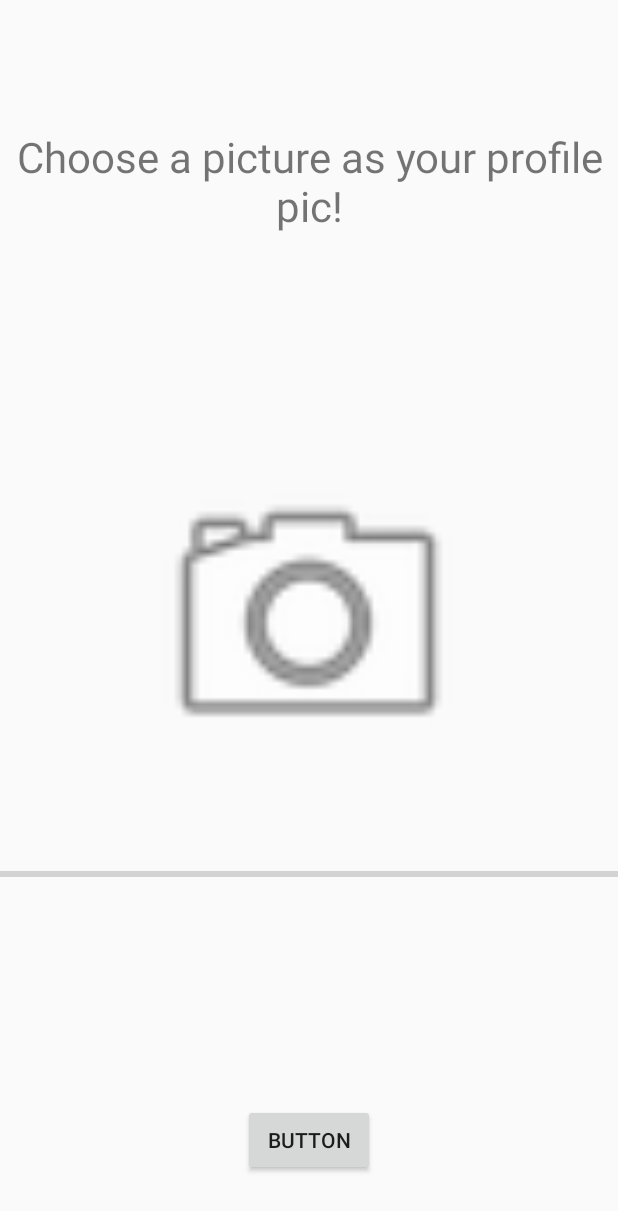
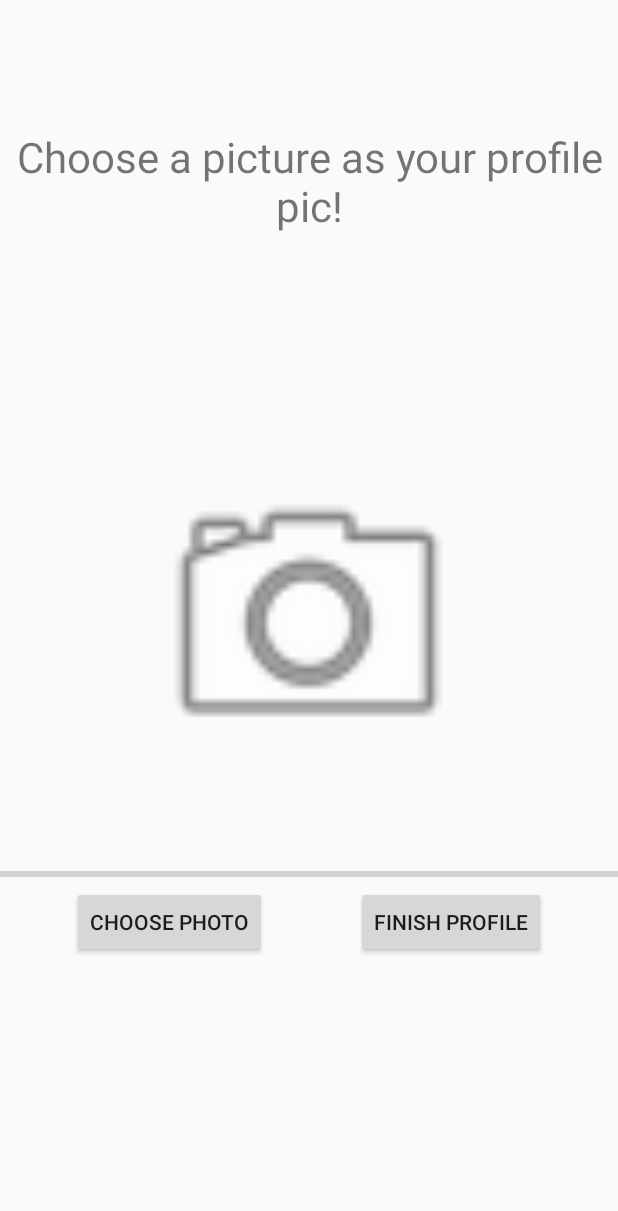
Before and after one commit to dwalee/FrontierApp, an Android app: the register_pic2 screen opened directly, with no data from a screen before it, on a phone screen of 412 x 824 dp. Shown: the top 1211 px of the screen. Run offline under Robolectric (Android 15) with nearby library versions, the phone set to English and light mode, and no system bars; our stand-ins replace Firebase (no records; nobody signed in at launch, a user with empty details on screens opened directly); Roboto replaces fonts that are not available here.

Commit message:
added button to upload image. Still no errors and images not uploaded

```diff
--- a/app/src/main/java/com/frontierapp/frontierapp/register_pic2.java
+++ b/app/src/main/java/com/frontierapp/frontierapp/register_pic2.java
@@ -1,18 +1,13 @@
 package com.frontierapp.frontierapp;
 
-import android.Manifest;
-import android.app.AlertDialog;
 import android.app.ProgressDialog;
 import android.content.ContentResolver;
 import android.content.Intent;
-import android.content.pm.PackageManager;
 import android.graphics.Bitmap;
 import android.net.Uri;
-import android.os.Build;
 import android.os.Handler;
 import android.provider.MediaStore;
 import android.support.annotation.NonNull;
-import android.support.annotation.RequiresApi;
 import android.support.v7.app.AppCompatActivity;
 import android.os.Bundle;
 import android.view.View;
@@ -34,14 +29,13 @@ import com.google.firebase.storage.OnProgressListener;
 import com.google.firebase.storage.StorageReference;
 import com.google.firebase.storage.UploadTask;
 
-import java.io.File;
 import java.io.IOException;
 import java.util.ArrayList;
 import java.util.HashMap;
 import java.util.Map;
 
 public class register_pic2 extends AppCompatActivity {
-    Button done;
+    private Button submit;
     private ImageView camera;
     private ArrayList<String> pathArray;
     private int array_Position;
@@ -56,30 +50,7 @@ public class register_pic2 extends AppCompatActivity {
     private FirebaseFirestore firebaseFireStore = FirebaseFirestore.getInstance();
     private String userID;
     private Upload imageurl;
-    private ImageView imageView;
-
-
-
-    public void getPhoto(){
-                Intent getProfilePic = new Intent(Intent.ACTION_PICK, MediaStore.Images.Media.EXTERNAL_CONTENT_URI);
-                startActivityForResult(getProfilePic, 1);
-    }
-
-
-    @Override
-    public void onRequestPermissionsResult(int requestCode, @NonNull String[] permissions, @NonNull int[] grantResults) {
-        super.onRequestPermissionsResult(requestCode, permissions, grantResults);
-
-        if (requestCode == 1){
-            if(grantResults.length == 0 && grantResults[0] == PackageManager.PERMISSION_GRANTED){
-
-                getPhoto();
-
-            }
-        }
-    }
-
-
+    private Button choose;
 
 
     @Override
@@ -87,7 +58,8 @@ public class register_pic2 extends AppCompatActivity {
         super.onCreate(savedInstanceState);
         setContentView(R.layout.activity_register_pic2);
 
-        done = (Button) findViewById(R.id.done);
+        choose = (Button) findViewById(R.id.choose);
+        submit = (Button) findViewById(R.id.submit);
         pathArray = new ArrayList<>();
         processDialog = new ProgressDialog(register_pic2.this);
         mAuth = FirebaseAuth.getInstance();
@@ -96,25 +68,26 @@ public class register_pic2 extends AppCompatActivity {
         databaseUser = FirebaseDatabase.getInstance().getReference("UserInformation");
         storageReference = FirebaseStorage.getInstance().getReference("UserImages").child("Users");
 
-        if (checkSelfPermission(Manifest.permission.READ_EXTERNAL_STORAGE) != PackageManager.PERMISSION_GRANTED) {
-
-            requestPermissions(new String[]{Manifest.permission.READ_EXTERNAL_STORAGE}, 1);
-        } else {
-            getPhoto();
-        }
-
-
-        uploadFile();
-        done.setOnClickListener(new View.OnClickListener() {
+        choose.setOnClickListener(new View.OnClickListener() {
             @Override
             public void onClick(View v) {
-                Intent welcome = new Intent(register_pic2.this, Home.class);
-                startActivity(welcome);
+                    getPhoto();
 
+            }
+        });
+
+        submit.setOnClickListener(new View.OnClickListener() {
+            @Override
+            public void onClick(View v) {
                 //Get signed in user
                 FirebaseUser user = mAuth.getCurrentUser();
                 String userId = user.getUid();
-                storageReference.child("UserImage/Users");
+                storageReference.child("UserImages/Users");
+                uploadFile();
+
+
+                Intent welcome = new Intent(register_pic2.this, Home.class);
+                startActivity(welcome);
 
 
             }
@@ -122,6 +95,14 @@ public class register_pic2 extends AppCompatActivity {
 
 
     }
+
+    private void getPhoto(){
+        Intent getProfilePic = new Intent(Intent.ACTION_PICK, MediaStore.Images.Media.EXTERNAL_CONTENT_URI);
+        startActivityForResult(getProfilePic, 1);
+    }
+
+
+
 
     @Override
     protected void onActivityResult(int requestCode, int resultCode, Intent data) {
@@ -135,10 +116,10 @@ public class register_pic2 extends AppCompatActivity {
             try {
                 Bitmap bitmap = MediaStore.Images.Media.getBitmap(this.getContentResolver(), selectedImage);
 
-                ImageView imageView = (ImageView) findViewById(R.id.imageView);
+                ImageView imageView = (ImageView) findViewById(R.id.camera);
 
                 imageView.setImageBitmap(bitmap);
-                Toast.makeText(getApplicationContext(),"Setting Image as profile picture",Toast.LENGTH_SHORT).show();
+                Toast.makeText(getApplicationContext(),"Setting selected image as profile picture",Toast.LENGTH_SHORT).show();
             } catch (IOException e) {
                 e.printStackTrace();
 
@@ -157,7 +138,7 @@ public class register_pic2 extends AppCompatActivity {
 
     private void uploadFile(){
         if(selectedImage != null){
-            StorageReference fileReference = storageReference.child("Users/" + System.currentTimeMillis()+ "." + getFileExtension(selectedImage));
+            StorageReference fileReference = storageReference.child(System.currentTimeMillis()+ "." + getFileExtension(selectedImage));
             fileReference.putFile(selectedImage).addOnSuccessListener(new OnSuccessListener<UploadTask.TaskSnapshot>() {
                 @Override
                 public void onSuccess(UploadTask.TaskSnapshot taskSnapshot) {
@@ -171,7 +152,7 @@ public class register_pic2 extends AppCompatActivity {
                     },5000);
                     Toast.makeText(getApplicationContext(),"Couldn't upload image",Toast.LENGTH_SHORT).show();
                     Upload upload = new Upload(taskSnapshot.getDownloadUrl().toString());
-                    String uploadId = databaseReference.push().getKey();
+                    String uploadId = databaseUser.push().getKey();
 
                     Upload profilePic = new Upload(imageurl.toString());
                     Map<String, Object> userImage = new HashMap<>();
--- a/app/src/main/res/layout/activity_register_pic2.xml
+++ b/app/src/main/res/layout/activity_register_pic2.xml
@@ -8,7 +8,7 @@
 
 
     <ImageView
-        android:id="@+id/imageView"
+        android:id="@+id/camera"
         android:layout_width="222dp"
         android:layout_height="326dp"
         android:layout_centerInParent="true"
@@ -17,16 +17,16 @@
         tools:layout_editor_absoluteY="120dp" />
 
     <Button
-        android:id="@+id/done"
+        android:id="@+id/submit"
         android:layout_width="wrap_content"
         android:layout_height="wrap_content"
-        android:layout_alignParentBottom="true"
-        android:layout_centerHorizontal="true"
-        android:layout_marginBottom="40dp"
-        android:text="Button" />
+        android:layout_alignParentEnd="true"
+        android:layout_below="@+id/progressBar2"
+        android:layout_marginEnd="48dp"
+        android:text="Finish Profile" />
 
     <TextView
-        android:id="@+id/choose"
+        android:id="@+id/text"
         android:layout_width="wrap_content"
         android:layout_height="wrap_content"
         android:layout_alignParentStart="true"
@@ -42,5 +42,14 @@
         android:layout_width="match_parent"
         android:layout_height="wrap_content"
         android:layout_alignParentStart="true"
-        android:layout_below="@+id/imageView" />
+        android:layout_below="@+id/camera" />
+
+    <Button
+        android:id="@+id/choose"
+        android:layout_width="wrap_content"
+        android:layout_height="wrap_content"
+        android:layout_alignParentStart="true"
+        android:layout_alignTop="@+id/submit"
+        android:layout_marginStart="48dp"
+        android:text="Choose Photo" />
 </RelativeLayout>
```
Also changed, not shown: app/src/main/java/com/frontierapp/frontierapp/SkillsInformation.java (+4 -4 lines).
